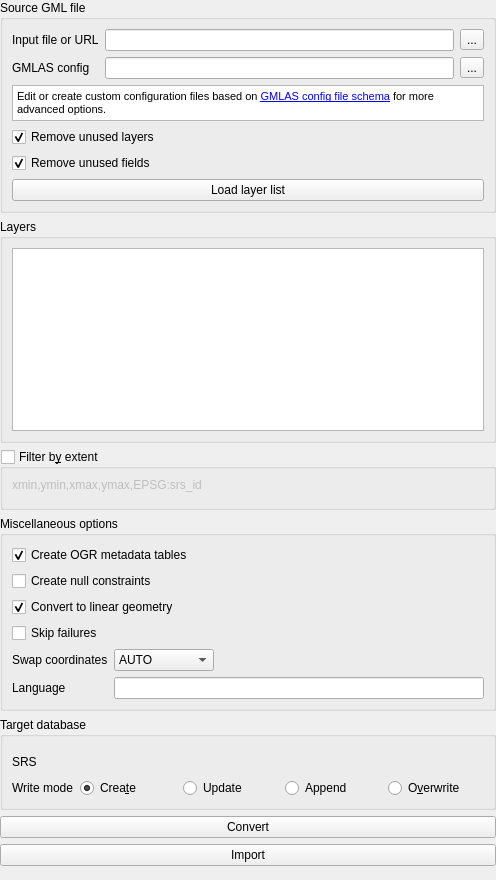
Before: the Qt Designer form gml_application_schema_toolbox/ui/import_gmlas_panel.ui in BRGM/gml_application_schema_toolbox, drawn with Qt 5.
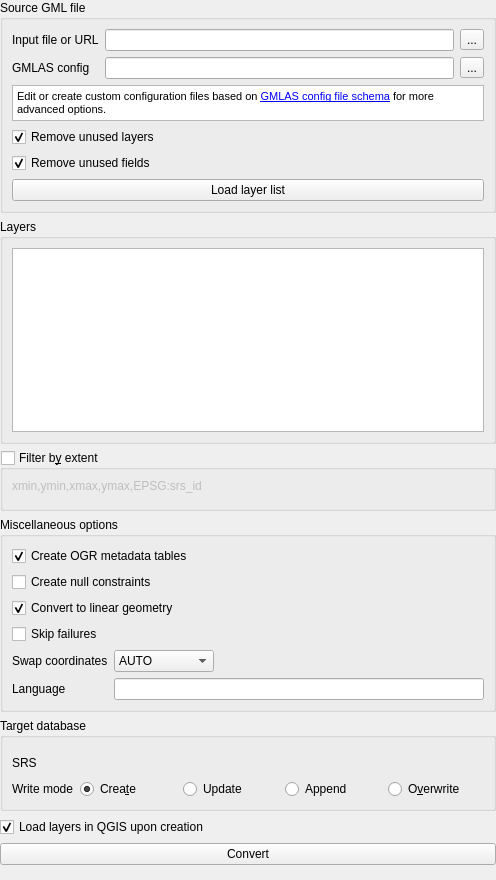
After: the same form once the commit is applied. Custom widgets are drawn as their Qt base class.

Commit message: Add an option to load layers in QGIS after importing with GDAL

What changed in the file:
```diff
--- a/gml_application_schema_toolbox/ui/import_gmlas_panel.ui
+++ b/gml_application_schema_toolbox/ui/import_gmlas_panel.ui
@@ -444,16 +444,19 @@
     </widget>
    </item>
    <item>
-    <widget class="QPushButton" name="convertButton">
+    <widget class="QCheckBox" name="loadLayersCheck">
      <property name="text">
-      <string>Convert</string>
+      <string>Load layers in QGIS upon creation</string>
+     </property>
+     <property name="checked">
+      <bool>true</bool>
      </property>
     </widget>
    </item>
    <item>
-    <widget class="QPushButton" name="importButton">
+    <widget class="QPushButton" name="convertButton">
      <property name="text">
-      <string>Import</string>
+      <string>Convert</string>
      </property>
     </widget>
    </item>
```
The commit also changes 1 other file.
